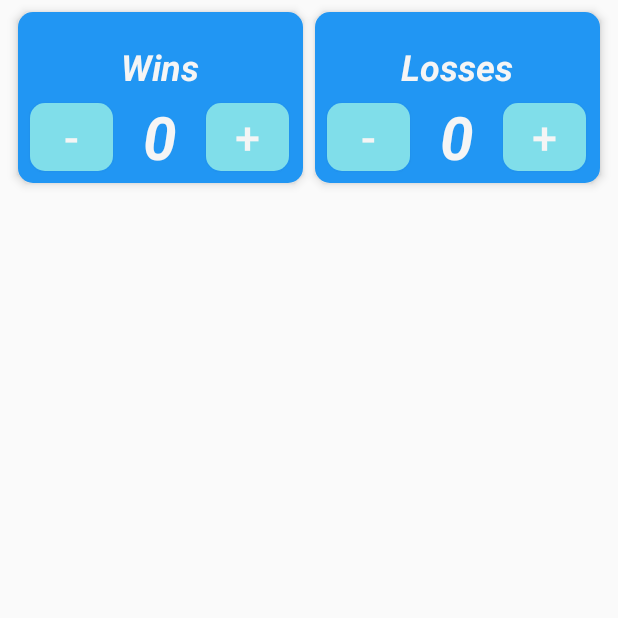
After one commit to Pive01/Keyforge_management, an Android app: the DetailActivity screen opened directly, with no data from a screen before it, on a phone screen of 412 x 824 dp, the top half of it. The commit adds this screen. Run offline under Robolectric (Android 15) with nearby library versions, the phone set to English and light mode, and no system bars.

Commit message:
added UI to deck details and some improvement in the code structure

```diff
--- a/app/build.gradle
+++ b/app/build.gradle
@@ -33,6 +33,10 @@ dependencies {
     implementation 'com.squareup.retrofit2:converter-gson:2.7.0'
     implementation 'androidx.cardview:cardview:1.0.0'
     implementation "android.arch.persistence.room:runtime:1.1.1"
+    implementation 'androidx.lifecycle:lifecycle-extensions:2.0.0'
+    implementation fileTree(dir: 'libs', include: ['*.jar'])
+    implementation 'com.android.support:appcompat-v7:28.0.0'
+    implementation 'com.google.android.gms:play-services:7.8+'
 
     testImplementation 'junit:junit:4.12'
     androidTestImplementation 'androidx.test.ext:junit:1.1.1'
--- a/app/src/main/AndroidManifest.xml
+++ b/app/src/main/AndroidManifest.xml
@@ -11,7 +11,8 @@
         android:roundIcon="@mipmap/ic_launcher_round"
         android:supportsRtl="true"
         android:theme="@style/AppTheme">
-        <activity android:name=".ui.search.SearchActivity"></activity>
+        <activity android:name=".ui.detail.DetailActivity"></activity>
+        <activity android:name=".ui.search.SearchActivity" />
         <activity android:name=".ui.main.MainActivity">
             <intent-filter>
                 <action android:name="android.intent.action.MAIN" />
--- a/app/src/main/java/com/Keyforge_management/data/storage/DeckDao.java
+++ b/app/src/main/java/com/Keyforge_management/data/storage/DeckDao.java
@@ -9,12 +9,13 @@ import androidx.lifecycle.LiveData;
 import androidx.room.Dao;
 import androidx.room.Delete;
 import androidx.room.Insert;
+import androidx.room.OnConflictStrategy;
 import androidx.room.Query;
 
 @Dao
 public interface DeckDao {
 
-    @Insert
+    @Insert(onConflict = OnConflictStrategy.REPLACE)
     void addDeck(Deck deck);
 
     @Query("select * from decks")
--- a/app/src/main/java/com/Keyforge_management/ui/decklist/DeckListInteractionListener.java
+++ b/app/src/main/java/com/Keyforge_management/ui/decklist/DeckListInteractionListener.java
@@ -5,4 +5,6 @@ import com.Keyforge_management.data.model.Deck;
 public interface DeckListInteractionListener {
 
     void onDeckClicked(Deck deck);
+
+    void onLongDeckClicked(Deck deck);
 }
--- /dev/null
+++ b/app/src/main/java/com/Keyforge_management/ui/detail/DetailActivity.java
@@ -0,0 +1,24 @@
+package com.Keyforge_management.ui.detail;
+
+import android.content.Context;
+import android.content.Intent;
+import android.os.Bundle;
+
+import com.Keyforge_management.R;
+
+import androidx.appcompat.app.AppCompatActivity;
+
+
+public class DetailActivity extends AppCompatActivity {
+
+    public static void start(Context context) {
+        context.startActivity(new Intent(context, DetailActivity.class));
+    }
+
+    @Override
+    protected void onCreate(Bundle savedInstanceState) {
+        super.onCreate(savedInstanceState);
+        setContentView(R.layout.activity_detail);
+    }
+}
+//ViewPager
--- /dev/null
+++ b/app/src/main/res/layout-v26/activity_detail.xml
@@ -0,0 +1,10 @@
+<?xml version="1.0" encoding="utf-8"?>
+<LinearLayout xmlns:android="http://schemas.android.com/apk/res/android"
+    android:id="@+id/mainDetailLayout"
+    android:layout_width="match_parent"
+    android:layout_height="match_parent"
+    android:orientation="horizontal">
+
+    <include layout="@layout/score_buttons" />
+
+</LinearLayout>
--- /dev/null
+++ b/app/src/main/res/layout-v26/score_buttons.xml
@@ -0,0 +1,116 @@
+<?xml version="1.0" encoding="utf-8"?>
+<LinearLayout xmlns:android="http://schemas.android.com/apk/res/android"
+    android:id="@+id/buttonsScore"
+    android:layout_width="match_parent"
+    android:layout_height="match_parent"
+    android:orientation="horizontal">
+
+    <LinearLayout
+        android:layout_width="match_parent"
+        android:layout_height="130dp"
+        android:gravity="center"
+        android:orientation="horizontal">
+
+        <LinearLayout
+            style="@style/mainButtonStyle"
+            android:layout_width="190sp"
+            android:layout_height="match_parent"
+            android:layout_marginHorizontal="10sp"
+            android:layout_marginEnd="0sp"
+            android:orientation="vertical">
+
+            <TextView
+                style="@style/textDetailBold"
+                android:layout_width="match_parent"
+                android:layout_height="wrap_content"
+                android:gravity="center|top"
+                android:paddingTop="20sp"
+                android:text="@string/wins" />
+
+            <LinearLayout
+                android:layout_width="match_parent"
+                android:layout_height="match_parent"
+                android:orientation="horizontal">
+
+                <Button
+                    android:id="@+id/addWins"
+                    style="@style/mainButtonStyle"
+                    android:layout_width="55sp"
+                    android:layout_height="match_parent"
+                    android:layout_gravity="left|bottom"
+                    android:backgroundTint="@color/srcAzure"
+                    android:text="-" />
+
+                <TextView
+                    style="@style/textFontHigh"
+                    android:layout_width="wrap_content"
+                    android:layout_height="wrap_content"
+                    android:layout_gravity="center"
+                    android:gravity="center"
+                    android:paddingHorizontal="12sp"
+                    android:text="0"
+                    android:textSize="40sp" />
+
+                <Button
+                    android:id="@+id/removeWins"
+                    style="@style/mainButtonStyle"
+                    android:layout_width="55sp"
+                    android:layout_height="match_parent"
+                    android:backgroundTint="@color/srcAzure"
+                    android:text="+" />
+            </LinearLayout>
+        </LinearLayout>
+
+        <LinearLayout
+            style="@style/mainButtonStyle"
+            android:layout_width="190sp"
+            android:layout_height="match_parent"
+            android:layout_gravity="center|end"
+            android:layout_marginHorizontal="10sp"
+            android:orientation="vertical">
+
+            <TextView
+                style="@style/textDetailBold"
+                android:layout_width="match_parent"
+                android:layout_height="wrap_content"
+                android:gravity="center|top"
+                android:paddingTop="20sp"
+                android:text="@string/losses" />
+
+            <LinearLayout
+                android:layout_width="match_parent"
+                android:layout_height="match_parent"
+                android:orientation="horizontal">
+
+                <Button
+                    android:id="@+id/addLoss"
+                    style="@style/mainButtonStyle"
+                    android:layout_width="55sp"
+                    android:layout_height="match_parent"
+                    android:layout_gravity="start|bottom"
+                    android:backgroundTint="@color/srcAzure"
+                    android:text="-" />
+
+                <TextView
+                    style="@style/textFontHigh"
+                    android:layout_width="wrap_content"
+                    android:layout_height="wrap_content"
+                    android:layout_gravity="center"
+                    android:gravity="center"
+                    android:paddingHorizontal="12sp"
+                    android:text="0"
+                    android:textSize="40sp" />
+
+                <Button
+                    android:id="@+id/removeLoss"
+                    style="@style/mainButtonStyle"
+                    android:layout_width="55sp"
+                    android:layout_height="match_parent"
+                    android:backgroundTint="@color/srcAzure"
+                    android:text="+" />
+            </LinearLayout>
+        </LinearLayout>
+
+
+    </LinearLayout>
+</LinearLayout>
--- /dev/null
+++ b/app/src/main/res/layout/activity_detail.xml
@@ -0,0 +1,10 @@
+<?xml version="1.0" encoding="utf-8"?>
+<LinearLayout xmlns:android="http://schemas.android.com/apk/res/android"
+    android:id="@+id/mainDetailLayout"
+    android:layout_width="match_parent"
+    android:layout_height="match_parent"
+    android:orientation="horizontal">
+
+    <include layout="@layout/score_buttons" />
+
+</LinearLayout>
--- /dev/null
+++ b/app/src/main/res/layout/score_buttons.xml
@@ -0,0 +1,116 @@
+<?xml version="1.0" encoding="utf-8"?>
+<LinearLayout xmlns:android="http://schemas.android.com/apk/res/android"
+    android:id="@+id/buttonsScore"
+    android:layout_width="match_parent"
+    android:layout_height="match_parent"
+    android:orientation="horizontal">
+
+    <LinearLayout
+        android:layout_width="match_parent"
+        android:layout_height="130dp"
+        android:gravity="center"
+        android:orientation="horizontal">
+
+        <LinearLayout
+            style="@style/mainButtonStyle"
+            android:layout_width="190sp"
+            android:layout_height="match_parent"
+            android:layout_marginHorizontal="10sp"
+            android:layout_marginEnd="0sp"
+            android:orientation="vertical">
+
+            <TextView
+                style="@style/textDetailBold"
+                android:layout_width="match_parent"
+                android:layout_height="wrap_content"
+                android:gravity="center|top"
+                android:paddingTop="20sp"
+                android:text="@string/wins" />
+
+            <LinearLayout
+                android:layout_width="match_parent"
+                android:layout_height="match_parent"
+                android:orientation="horizontal">
+
+                <Button
+                    android:id="@+id/addWins"
+                    style="@style/mainButtonStyle"
+                    android:layout_width="55sp"
+                    android:layout_height="match_parent"
+                    android:layout_gravity="left|bottom"
+                    android:backgroundTint="@color/srcAzure"
+                    android:text="-" />
+
+                <TextView
+                    style="@style/textFontHigh"
+                    android:layout_width="wrap_content"
+                    android:layout_height="wrap_content"
+                    android:layout_gravity="center"
+                    android:gravity="center"
+                    android:paddingHorizontal="12sp"
+                    android:text="0"
+                    android:textSize="40sp" />
+
+                <Button
+                    android:id="@+id/removeWins"
+                    style="@style/mainButtonStyle"
+                    android:layout_width="55sp"
+                    android:layout_height="match_parent"
+                    android:backgroundTint="@color/srcAzure"
+                    android:text="+" />
+            </LinearLayout>
+        </LinearLayout>
+
+        <LinearLayout
+            style="@style/mainButtonStyle"
+            android:layout_width="190sp"
+            android:layout_height="match_parent"
+            android:layout_gravity="center|end"
+            android:layout_marginHorizontal="10sp"
+            android:orientation="vertical">
+
+            <TextView
+                style="@style/textDetailBold"
+                android:layout_width="match_parent"
+                android:layout_height="wrap_content"
+                android:gravity="center|top"
+                android:paddingTop="20sp"
+                android:text="@string/losses" />
+
+            <LinearLayout
+                android:layout_width="match_parent"
+                android:layout_height="match_parent"
+                android:orientation="horizontal">
+
+                <Button
+                    android:id="@+id/addLoss"
+                    style="@style/mainButtonStyle"
+                    android:layout_width="55sp"
+                    android:layout_height="match_parent"
+                    android:layout_gravity="start|bottom"
+                    android:backgroundTint="@color/srcAzure"
+                    android:text="-" />
+
+                <TextView
+                    style="@style/textFontHigh"
+                    android:layout_width="wrap_content"
+                    android:layout_height="wrap_content"
+                    android:layout_gravity="center"
+                    android:gravity="center"
+                    android:paddingHorizontal="12sp"
+                    android:text="0"
+                    android:textSize="40sp" />
+
+                <Button
+                    android:id="@+id/removeLoss"
+                    style="@style/mainButtonStyle"
+                    android:layout_width="55sp"
+                    android:layout_height="match_parent"
+                    android:backgroundTint="@color/srcAzure"
+                    android:text="+" />
+            </LinearLayout>
+        </LinearLayout>
+
+
+    </LinearLayout>
+</LinearLayout>
--- a/app/src/main/res/values/colors.xml
+++ b/app/src/main/res/values/colors.xml
@@ -7,4 +7,5 @@
     <color name="btnBlue">#2196F3</color>
     <color name="white">#F5F5F5</color>
     <color name="srcAzure">#80DEEA</color>
+    <color name="black">#000000</color>
 </resources>
--- a/app/src/main/res/values/strings.xml
+++ b/app/src/main/res/values/strings.xml
@@ -11,4 +11,6 @@
     <string name="scan_deck">Scan Deck</string>
     <string name="search">search</string>
     <string name="main_title">My Decks</string>
+    <string name="wins">Wins</string>
+    <string name="losses">Losses</string>
 </resources>
--- a/app/src/main/res/values/styles.xml
+++ b/app/src/main/res/values/styles.xml
@@ -35,4 +35,10 @@
         <item name="android:textColor">@color/white</item>
     </style>
 
+    <style name="textDetailBold">
+        <item name="android:textSize">24sp</item>
+        <item name="android:textStyle">italic|bold</item>
+        <item name="android:textColor">@color/white</item>
+    </style>
+
 </resources>
```
Also changed, not shown: app/src/main/java/com/Keyforge_management/data/model/Deck.java (+19 -0 lines), app/src/main/java/com/Keyforge_management/ui/decklist/DeckListAdapter.java (+17 -6 lines), app/src/main/java/com/Keyforge_management/ui/main/MainActivity.java (+20 -29 lines), app/src/main/java/com/Keyforge_management/ui/search/SearchActivity.java (+15 -22 lines), app/src/main/res/layout/toolbar.xml (deleted, +0 -24 lines).
